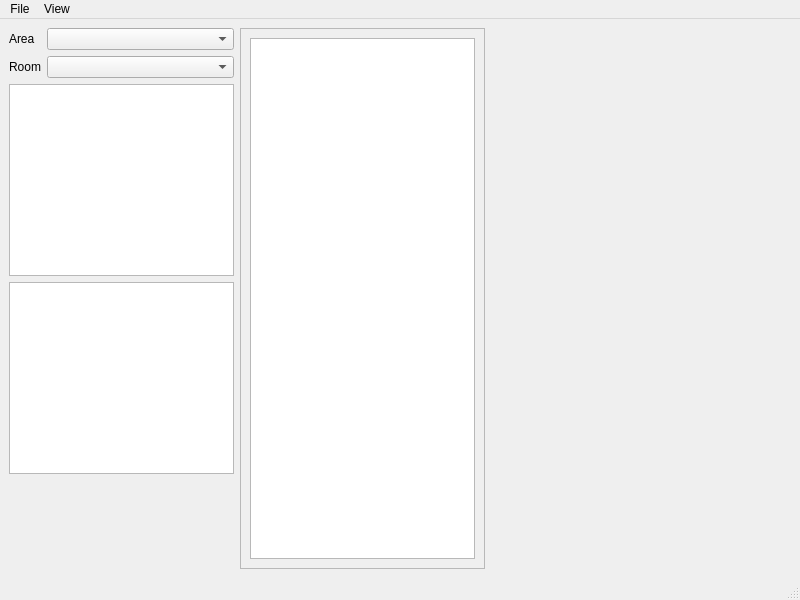
Above: mcedit_ui/main.ui from LagoLunatic/MCEdit before the change. Below: the same form after it.
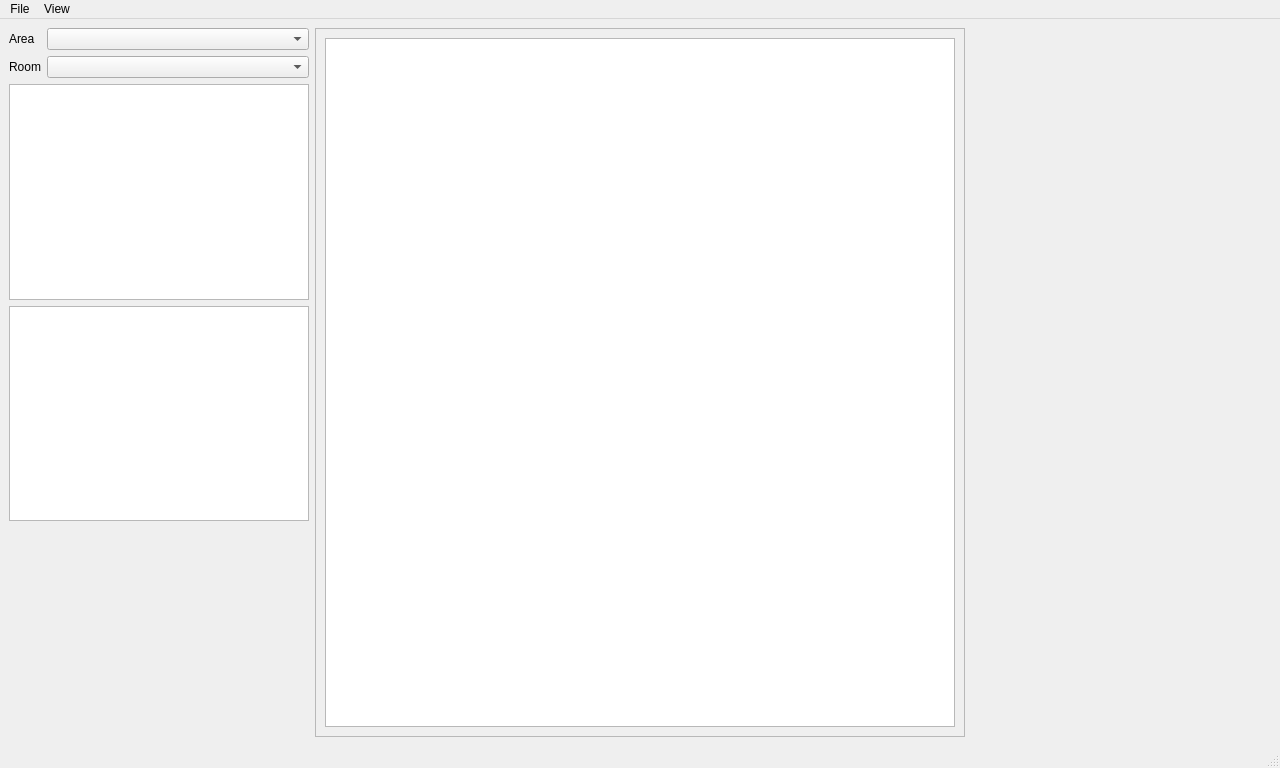
That is the form after the change. Custom widgets are drawn as their Qt base class.

Commit message: Make left sidebar bigger, make editor larger in windowed mode

```diff
--- a/mcedit_ui/main.ui
+++ b/mcedit_ui/main.ui
@@ -6,15 +6,15 @@
    <rect>
     <x>0</x>
     <y>0</y>
-    <width>800</width>
-    <height>600</height>
+    <width>1280</width>
+    <height>768</height>
    </rect>
   </property>
   <property name="windowTitle">
    <string>Minish Cap Editor</string>
   </property>
   <widget class="QWidget" name="centralwidget">
-   <layout class="QHBoxLayout" name="horizontalLayout">
+   <layout class="QHBoxLayout" name="horizontalLayout" stretch="1,4,1">
     <item>
      <layout class="QVBoxLayout" name="verticalLayout_2">
       <item>
@@ -45,7 +45,7 @@
        <widget class="QGraphicsView" name="map_graphics_view">
         <property name="maximumSize">
          <size>
-          <width>256</width>
+          <width>300</width>
           <height>1024</height>
          </size>
         </property>
@@ -53,9 +53,15 @@
       </item>
       <item>
        <widget class="QListWidget" name="entity_lists_list">
+        <property name="minimumSize">
+         <size>
+          <width>300</width>
+          <height>0</height>
+         </size>
+        </property>
         <property name="maximumSize">
          <size>
-          <width>256</width>
+          <width>300</width>
           <height>16777215</height>
          </size>
         </property>
@@ -86,8 +92,8 @@
         <rect>
          <x>0</x>
          <y>0</y>
-         <width>240</width>
-         <height>525</height>
+         <width>638</width>
+         <height>693</height>
         </rect>
        </property>
        <layout class="QVBoxLayout" name="verticalLayout">
@@ -138,7 +144,7 @@
     <rect>
      <x>0</x>
      <y>0</y>
-     <width>800</width>
+     <width>1280</width>
      <height>26</height>
     </rect>
    </property>
```
Left out of the diff: 6 changed lines with no effect on the pictures. The commit also changes 1 other file.
